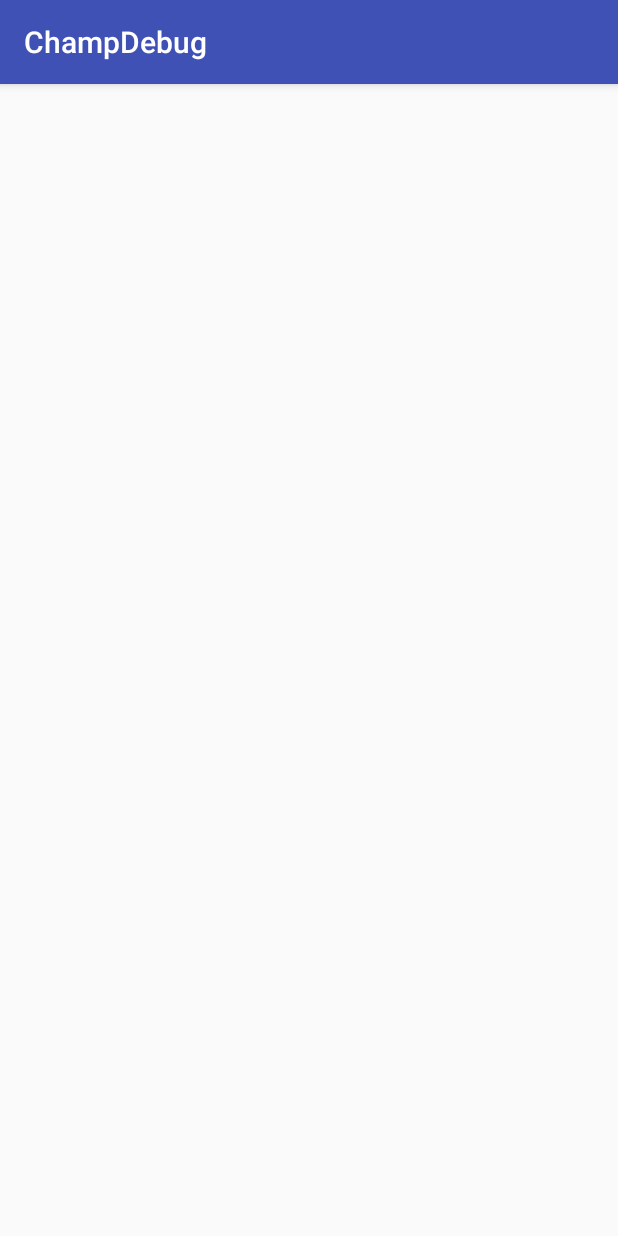
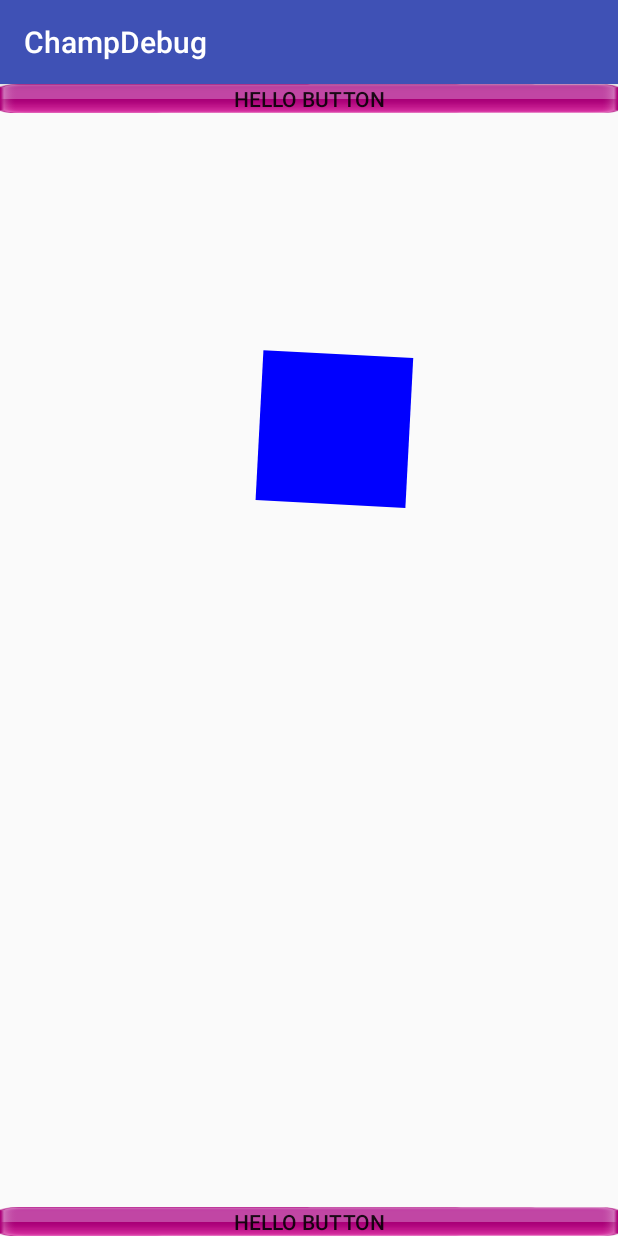
Before and after one commit to champwang/ChampDebug, an Android app: the MyViewTest screen opened directly, with no data from a screen before it, on a phone screen of 412 x 824 dp. Run offline under Robolectric (Android 15) with nearby library versions, the phone set to English and light mode, and no system bars.

Commit message:
20180815_1745, modify for MyRect

```diff
--- a/app/src/main/java/com/champwang/test/myapplication/MyRect.java
+++ b/app/src/main/java/com/champwang/test/myapplication/MyRect.java
@@ -2,6 +2,9 @@ package com.champwang.test.myapplication;
 
 import android.content.Context;
 import android.content.res.TypedArray;
+import android.graphics.Canvas;
+import android.graphics.Color;
+import android.graphics.Paint;
 import android.support.annotation.Nullable;
 import android.util.AttributeSet;
 import android.view.View;
@@ -13,16 +16,46 @@ import android.view.View;
 public class MyRect extends View {
     public MyRect(Context context) {
         super(context);
+        initProperties();
     }
 
     public MyRect(Context context, @Nullable AttributeSet attrs) {
         super(context, attrs);
-        TypedArray ta = context.obtainStyledAttributes(attrs, R.styleable.MyView);
-        int color = ta.getColor(R.styleable.MyView_rect_color, 0xffff0000);
-        setBackgroundColor(color);
-        ta.recycle();
+        initProperties();
+//        TypedArray ta = context.obtainStyledAttributes(attrs, R.styleable.MyView);
+//        int color = ta.getColor(R.styleable.MyView_rect_color, 0xffff0000);
+//        setBackgroundColor(color);
+//        ta.recycle();
     }
 
+    public MyRect(Context context, @Nullable AttributeSet attrs, int defStyleAttr) {
+        super(context, attrs, defStyleAttr);
+        initProperties();
+    }
 
+    private void initProperties()
+    {
+        p = new Paint();
+        p.setColor(Color.BLUE);
 
+    }
+    @Override
+    public void draw(Canvas canvas) {
+        super.draw(canvas);
+        canvas.save();
+        canvas.translate(200, 200);
+        canvas.rotate(degrees, 300, 300);
+
+//        canvas.rotate(degrees);
+        canvas.drawRect(50, 50, 200, 200, p);
+        degrees ++;
+
+        canvas.restore();
+
+        System.out.println("drawRect");
+        invalidate(); //会比较耗资源，建议用 handler 延时绘制
+    }
+
+    private Paint p;
+    private float degrees = 0;
 }
--- a/app/src/main/java/com/champwang/test/myapplication/MyViewTest.java
+++ b/app/src/main/java/com/champwang/test/myapplication/MyViewTest.java
@@ -4,19 +4,32 @@ import android.os.Bundle;
 import android.os.PersistableBundle;
 import android.support.annotation.Nullable;
 import android.support.v7.app.AppCompatActivity;
+import android.view.View;
+import android.view.animation.AlphaAnimation;
+import android.view.animation.AnimationUtils;
+import android.widget.Button;
+import android.widget.LinearLayout;
 
 /**
  * Created by qingchen on 2018/8/15.
  */
 
-public class MyViewTest extends AppCompatActivity {
+public class MyViewTest extends AppCompatActivity implements View.OnClickListener {
     private MyRect mr;
+    private LinearLayout ll;
+    private Button btnMyRectTop;
+    private Button btnMyRectBottom;
     @Override
     protected void onCreate(@Nullable Bundle savedInstanceState) {
         super.onCreate(savedInstanceState);
+//        mr = new MyRect(this);
+        setContentView(R.layout.myrect);
 
-        mr = new MyRect(this);
-        setContentView(mr);
+        btnMyRectTop = (Button) findViewById(R.id.btnMyRectTop);
+        btnMyRectBottom = (Button) findViewById(R.id.btnMyRectBottom);
+
+        btnMyRectTop.setOnClickListener(this);
+        btnMyRectBottom.setOnClickListener(this);
     }
 
     @Override
@@ -24,4 +37,25 @@ public class MyViewTest extends AppCompatActivity {
         super.onCreate(savedInstanceState, persistentState);
 
     }
+
+    @Override
+    public void onClick(View v) {
+        switch (v.getId())
+        {
+            case R.id.btnMyRectTop:
+                AlphaAnimation aa = new AlphaAnimation(0,1);
+                aa.setDuration( 2000);
+                v.startAnimation(aa);
+                break;
+
+            case R.id.btnMyRectBottom:
+                  //will cause Error:
+                  //Error:Execution failed for task ':app:compileDebugJavaWithJavac'.
+                  //> Compilation failed; see the compiler error output for details.
+//                v.startAnimation(AnimationUtils.loadAnimation(MyViewTest.this, R.drawable.aa));
+                break;
+
+        }
+
+    }
 }
--- /dev/null
+++ b/app/src/main/res/drawable/button_skin.xml
@@ -0,0 +1,5 @@
+<?xml version="1.0" encoding="utf-8"?>
+<selector xmlns:android="http://schemas.android.com/apk/res/android">
+    <item android:state_pressed="false" android:drawable="@drawable/btn_normal">    </item>
+    <item android:state_pressed="true" android:drawable="@drawable/btn_pressed">    </item>
+</selector>
--- a/app/src/main/res/layout/myrect.xml
+++ b/app/src/main/res/layout/myrect.xml
@@ -2,21 +2,33 @@
 <LinearLayout
     xmlns:android="http://schemas.android.com/apk/res/android"
     xmlns:champ="http://schemas.android.com/apk/res-auto"
-    android:layout_width="match_parent"
+    android:layout_width="wrap_content"
     android:layout_height="wrap_content"
-    android:orientation="vertical">
-
-    <com.champwang.test.myapplication.MyRect
-        android:layout_width="match_parent"
-        android:layout_height="wrap_content"
-        champ:rect_color ="#ffee00ff"
-        />
+    android:orientation="vertical"
+    android:id="@+id/myRectLayout">
 
     <Button
         android:layout_width="match_parent"
         android:layout_height="wrap_content"
-        android:text="hello button"
-        android:background="@drawable/btn_normal"
+        android:layout_weight="1"
+        android:text="@string/hello_button"
+        android:background="@drawable/button_skin"
+        android:id="@+id/btnMyRectTop"
+        />
+    <com.champwang.test.myapplication.MyRect
+        android:layout_width="wrap_content"
+        android:layout_height="wrap_content"
+        android:layout_weight="1"
         />
 
+    <!--champ:rect_color ="#ffee00ff"-->
+
+    <Button
+        android:layout_width="match_parent"
+        android:layout_height="wrap_content"
+        android:layout_weight="1"
+        android:text="@string/hello_button"
+        android:background="@drawable/button_skin"
+        android:id="@+id/btnMyRectBottom"
+        />
 </LinearLayout>
--- a/app/src/main/res/values/strings.xml
+++ b/app/src/main/res/values/strings.xml
@@ -9,4 +9,5 @@
     <string name="title_activity_slider">SliderActivity</string>
     <string name="title_activity_tabbed">TabbedActivity</string>
     <string name="section_format">Hello World from section: %1$d</string>
+    <string name="hello_button">hello button</string>
 </resources>
```
Also changed, not shown: app/src/main/java/com/champwang/test/myapplication/AtyRVBtn.java (+5 -0 lines), app/src/main/java/com/champwang/test/myapplication/AtyRecyclerView.java (+5 -0 lines), app/src/main/java/com/champwang/test/myapplication/MainActivity.java (+30 -24 lines), app/src/main/java/com/champwang/test/myapplication/TrackRecyclerView.java (+4 -0 lines), app/src/main/res/anim/aa.xml (added, +9 -0 lines).
